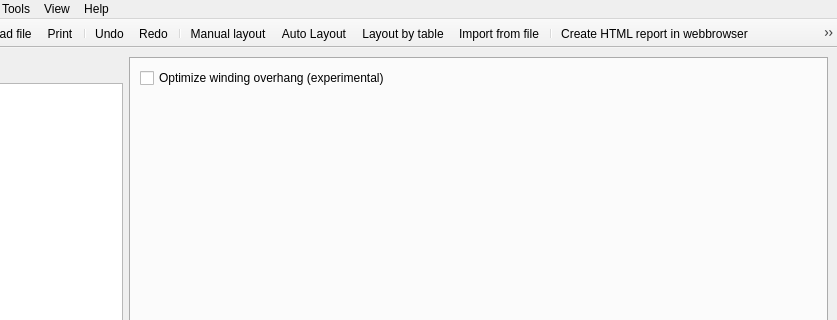
Old version of the form swat_em/ui/MainWindow.ui in the repository mjfwest/swat-em; both pictures show x 136 to 973 and y 0 to 320 of the 973 by 749 pixel window.
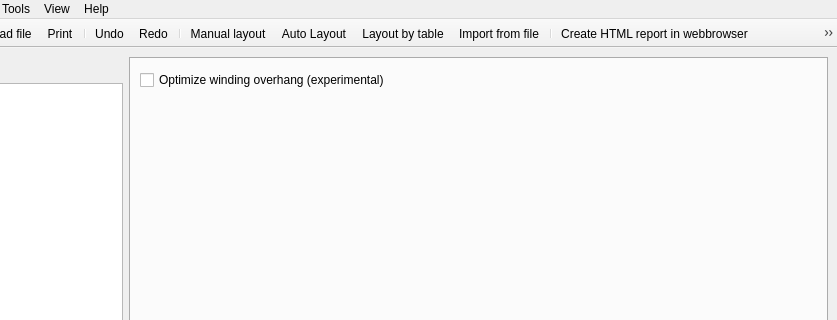
New version of the form. The open tabs and pages were chosen to show the change. Icons and pictures are not drawn.

Commit message: Buttons to copy the graphics as bitmaps to clipboard

The edit to the form file:
```diff
--- a/swat_em/ui/MainWindow.ui
+++ b/swat_em/ui/MainWindow.ui
@@ -95,7 +95,60 @@
         <string>Overhang</string>
        </attribute>
        <layout class="QGridLayout" name="gridLayout_7">
-        <item row="1" column="0">
+        <item row="0" column="0">
+         <layout class="QHBoxLayout" name="horizontalLayout_10">
+          <item>
+           <widget class="QCheckBox" name="checkBox_opt_wdg_overhang">
+            <property name="text">
+             <string>Optimize winding overhang (experimental)</string>
+            </property>
+           </widget>
+          </item>
+          <item>
+           <spacer name="horizontalSpacer_4">
+            <property name="orientation">
+             <enum>Qt::Horizontal</enum>
+            </property>
+            <property name="sizeHint" stdset="0">
+             <size>
+              <width>40</width>
+              <height>20</height>
+             </size>
+            </property>
+           </spacer>
+          </item>
+          <item>
+           <widget class="QToolButton" name="Button_cp2clipboard_image_overhang">
+            <property name="minimumSize">
+             <size>
+              <width>24</width>
+              <height>24</height>
+             </size>
+            </property>
+            <property name="maximumSize">
+             <size>
+              <width>24</width>
+              <height>24</height>
+             </size>
+            </property>
+            <property name="toolTip">
+             <string>Copy image to clipboard</string>
+            </property>
+            <property name="text">
+             <string/>
+            </property>
+            <property name="icon">
+             <iconset>
+              <normaloff>icons/clipboard.png</normaloff>icons/clipboard.png</iconset>
+            </property>
+            <property name="autoRaise">
+             <bool>true</bool>
+            </property>
+           </widget>
+          </item>
+         </layout>
+        </item>
+        <item row="2" column="0">
          <widget class="QWidget" name="mplwidget_overhang" native="true">
           <property name="sizePolicy">
            <sizepolicy hsizetype="Expanding" vsizetype="Expanding">
@@ -122,13 +175,6 @@
           </layout>
          </widget>
         </item>
-        <item row="0" column="0">
-         <widget class="QCheckBox" name="checkBox_opt_wdg_overhang">
-          <property name="text">
-           <string>Optimize winding overhang (experimental)</string>
-          </property>
-         </widget>
-        </item>
        </layout>
       </widget>
       <widget class="QWidget" name="tab_star">
```
Left out of the diff: 743 changed lines with no effect on the pictures. The commit also changes 4 other files.
